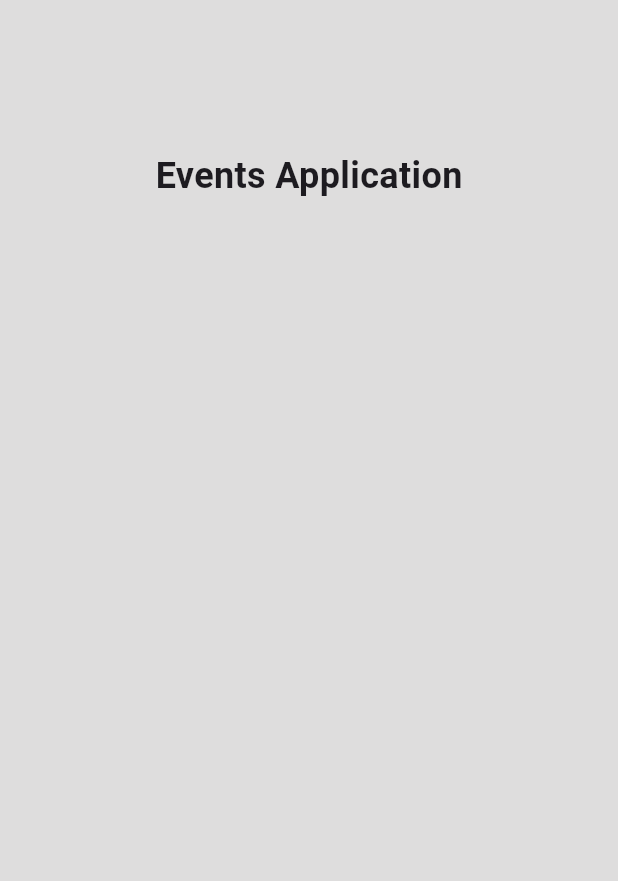
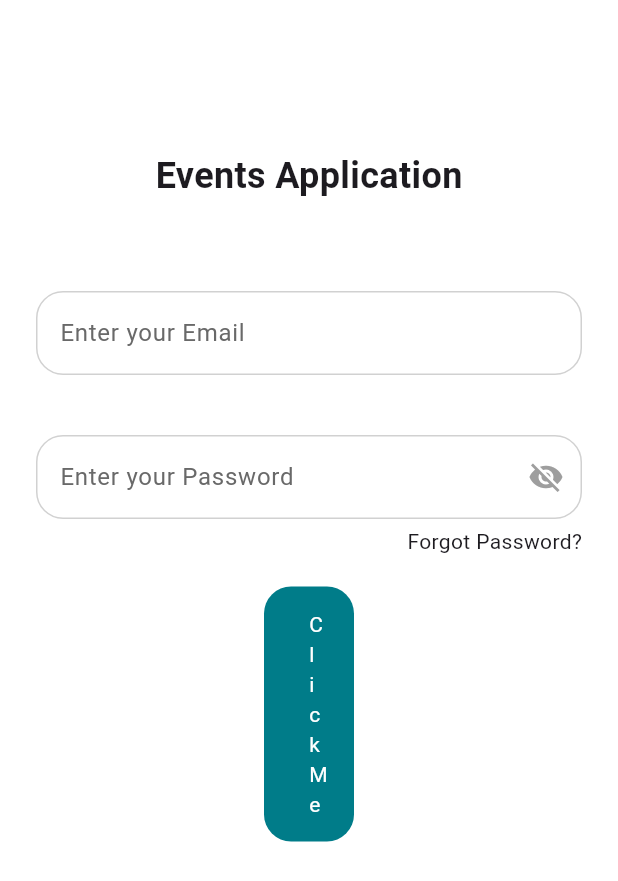
Before and after one commit to naumanijazch/Events-App, a Flutter app: the screen it shows after launch, on a phone screen of 412 x 824 dp. Shown: the top 881 px of the screen. Run offline on Flutter 3.47's test engine with Material 3 defaults, Android fonts, the phone set to English and light mode, and no system bars.

Commit message:
email + password input

```diff
--- /dev/null
+++ b/lib/components/custom_button.dart
@@ -0,0 +1,23 @@
+import 'package:events_app_flutter/constants/customStyling.dart';
+import 'package:flutter/material.dart';
+
+class CustomButton extends StatelessWidget {
+  const CustomButton({super.key});
+
+  @override
+  Widget build(BuildContext context) {
+    return Container(
+      padding: const EdgeInsets.symmetric(horizontal: 30, vertical: 15),
+      margin: const EdgeInsets.symmetric(horizontal: 176),
+      decoration: const BoxDecoration(
+          color: customPrimaryColor,
+          borderRadius: BorderRadius.all(Radius.circular(customRadius))),
+      child: const Center(
+        child: Text(
+          "Click Me",
+          style: TextStyle(color: Colors.white),
+        ),
+      ),
+    );
+  }
+}
--- /dev/null
+++ b/lib/components/input_textfield.dart
@@ -0,0 +1,72 @@
+import 'package:flutter/material.dart';
+import 'package:events_app_flutter/constants/customStyling.dart';
+
+class InputTextfield extends StatefulWidget {
+  final TextEditingController controller;
+  final String customLabelText;
+  final bool obscureText;
+
+  const InputTextfield({
+    super.key,
+    required this.controller,
+    required this.customLabelText,
+    this.obscureText = false,
+  });
+
+  @override
+  _InputTextfieldState createState() => _InputTextfieldState();
+}
+
+class _InputTextfieldState extends State<InputTextfield> {
+  bool _isObscured = true;
+
+  @override
+  void initState() {
+    super.initState();
+    _isObscured = widget.obscureText;
+  }
+
+  @override
+  Widget build(BuildContext context) {
+    return Padding(
+      padding: const EdgeInsets.symmetric(horizontal: 24.0),
+      child: TextField(
+        controller: widget.controller,
+        obscureText: _isObscured,
+        decoration: InputDecoration(
+          labelText: widget.customLabelText,
+          labelStyle: const TextStyle(
+            color: customPlaceholderColor, // Use global placeholder color
+          ),
+          enabledBorder: const OutlineInputBorder(
+            borderRadius: BorderRadius.all(Radius.circular(customRadius)),
+            borderSide: BorderSide(
+              color: customBorderColor, // Use global border color
+            ),
+          ),
+          focusedBorder: const OutlineInputBorder(
+            borderRadius: BorderRadius.all(Radius.circular(customRadius)),
+            borderSide: BorderSide(
+              color: customPrimaryColor, // Use global focused color
+            ),
+          ),
+
+          // If obscureText is true, show the eye icon to toggle visibility
+          suffixIcon: widget.obscureText
+              ? IconButton(
+                  icon: Icon(
+                    _isObscured ? Icons.visibility_off : Icons.visibility,
+                    color: Colors.grey,
+                  ),
+                  onPressed: () {
+                    setState(() {
+                      _isObscured = !_isObscured;
+                    });
+                  },
+                )
+              : null, // If not obscureText, no icon
+        ),
+      ),
+    );
+  }
+}
--- /dev/null
+++ b/lib/constants/customStyling.dart
@@ -0,0 +1,9 @@
+import 'package:flutter/material.dart';
+
+// Global color variables
+const Color customBackgroundColor = Color(0xFFFFFFFF);
+const Color customBorderColor = Color(0xFFD1D1D1);
+const Color customPrimaryColor = Color(0xFF007C89);
+const Color customPlaceholderColor = Color(0xFF696969);
+
+const double customRadius = 18;
--- a/lib/main.dart
+++ b/lib/main.dart
@@ -10,7 +10,7 @@ class MainApp extends StatelessWidget {
 
   @override
   Widget build(BuildContext context) {
-    return const MaterialApp(
+    return MaterialApp(
       debugShowCheckedModeBanner: false,
       home: LoginPage(),
     ); // MaterialApp
--- /dev/null
+++ b/lib/pages/forgot_password.dart
@@ -0,0 +1,10 @@
+import 'package:flutter/material.dart';
+
+class ForgotPasswordPage extends StatelessWidget {
+  const ForgotPasswordPage({super.key});
+
+  @override
+  Widget build(BuildContext context) {
+    return const Center(child: Text("At Forgot Password Page"));
+  }
+}
--- a/lib/pages/login_page.dart
+++ b/lib/pages/login_page.dart
@@ -1,18 +1,27 @@
+import 'package:events_app_flutter/components/custom_button.dart';
+import 'package:events_app_flutter/components/input_textfield.dart';
+import 'package:events_app_flutter/constants/customStyling.dart';
 import 'package:flutter/material.dart';
 
+import 'forgot_password.dart';
+
 class LoginPage extends StatelessWidget {
-  const LoginPage({super.key});
+  LoginPage({super.key});
+
+  // controllers
+  final usernameController = TextEditingController();
+  final passwordController = TextEditingController();
 
   @override
   Widget build(BuildContext context) {
-    return const Scaffold(
-      backgroundColor: Color.fromARGB(255, 222, 221, 221),
+    return Scaffold(
+      backgroundColor: customBackgroundColor, // Use global background color
       body: SafeArea(
         child: Column(
-          children: const [
+          children: [
             // App name title
-            SizedBox(height: 100),
-            Center(
+            const SizedBox(height: 100),
+            const Center(
               child: Text(
                 "Events Application",
                 style: TextStyle(
@@ -21,17 +30,52 @@ class LoginPage extends StatelessWidget {
                   fontFamily: "Roboto",
                 ),
               ),
-            )
+            ),
 
             // email input
+            const SizedBox(height: 60),
+            InputTextfield(
+              controller: usernameController,
+              customLabelText: "Enter your Email",
+              obscureText: false,
+            ),
 
             // password input
+            const SizedBox(height: 40),
+            InputTextfield(
+              controller: passwordController,
+              customLabelText: "Enter your Password",
+              obscureText: true,
+            ),
 
             // forgot password
+            const SizedBox(height: 5),
+            Padding(
+              padding: const EdgeInsets.only(right: 24.0),
+              child: Row(
+                mainAxisAlignment: MainAxisAlignment.end,
+                children: [
+                  GestureDetector(
+                    onTap: () {
+                      Navigator.push(
+                        context,
+                        MaterialPageRoute(
+                            builder: (context) => const ForgotPasswordPage()),
+                      );
+                    },
+                    child: const Text(
+                      "Forgot Password?",
+                    ),
+                  ),
+                ],
+              ),
+            ),
 
             // login button
+            const SizedBox(height: 20),
+            const CustomButton()
 
-            // dont have an account? sign in
+            // don't have an account? sign in
 
             // continue with google auth
           ],
```
